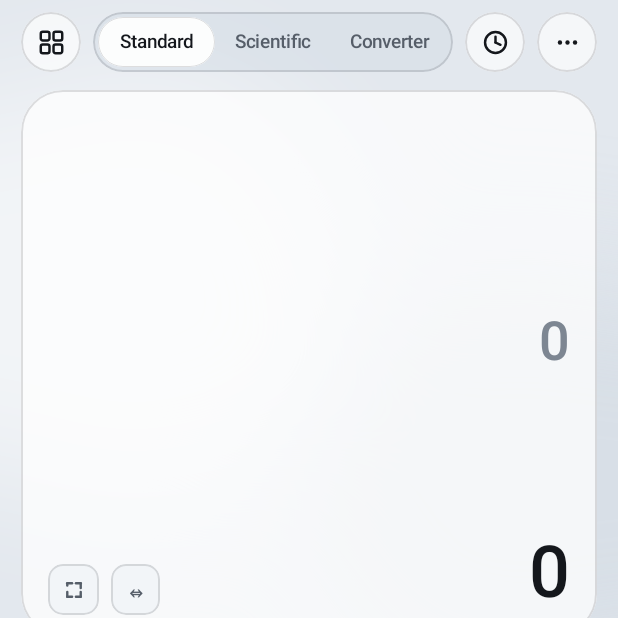
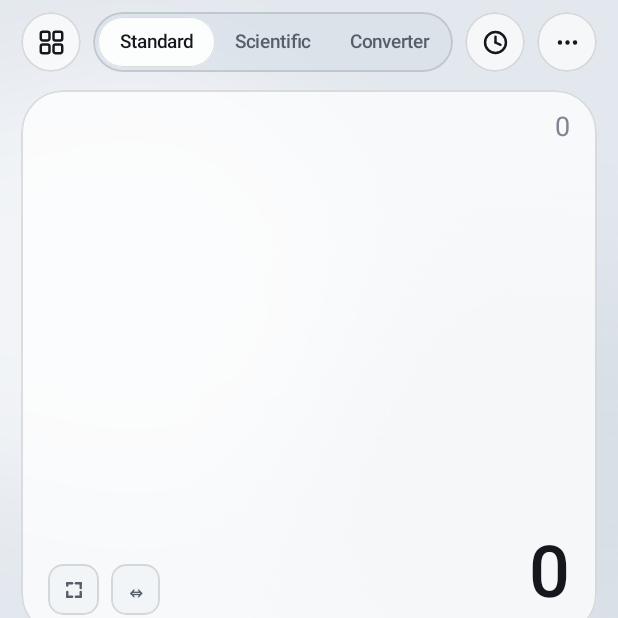
Before and after one commit to Shubham-Mohite7/eryx-calc, an Android app built with Jetpack Compose: the screen it shows after launch (MainActivity), on a phone screen of 412 x 824 dp, the top half of it. Run offline under Robolectric (Android 15) with nearby library versions, the phone set to English and light mode, and no system bars.

Commit message:
Revert "Enlarge typed expression typography and full-width display layout"
This reverts commit 71161d64b25673582898e2241e47f6e3a5b12703.

```diff
--- a/app/src/main/java/com/liquidglass/calculator/ui/screens/CalculatorScreen.kt
+++ b/app/src/main/java/com/liquidglass/calculator/ui/screens/CalculatorScreen.kt
@@ -479,9 +479,9 @@ private fun CalculatorDisplayCard(
                 .padding(horizontal = 18.dp, vertical = 14.dp),
             verticalArrangement = Arrangement.SpaceBetween
         ) {
-            // Top strip inside display: status badges + Undo/Redo (does not squeeze expression width)
+            // Top bar inside display: status badges + Undo/Redo + Editable Expression
             Row(
-                modifier = Modifier.fillMaxWidth().height(28.dp),
+                modifier = Modifier.fillMaxWidth(),
                 verticalAlignment = Alignment.CenterVertically,
                 horizontalArrangement = Arrangement.SpaceBetween
             ) {
@@ -544,33 +544,9 @@ private fun CalculatorDisplayCard(
                         }
                     }
                 }
-            }
 
-            // Full-width editable typed expression (large, crisp, auto-scaling)
-            val exprLen = calcState.expressionField.text.length
-            val isSci = settings.lastMode == CalculatorMode.SCIENTIFIC
-            val exprFontSize = when {
-                settings.expressionInMainDisplay -> when {
-                    exprLen <= 10 -> 40f
-                    exprLen <= 16 -> 32f
-                    else -> 25f
-                }
-                calcState.justEvaluated -> when {
-                    exprLen <= 16 -> 24f
-                    else -> 20f
-                }
-                isSci -> when {
-                    exprLen <= 12 -> 28f
-                    exprLen <= 20 -> 23f
-                    else -> 19f
-                }
-                else -> when {
-                    exprLen <= 10 -> 36f
-                    exprLen <= 16 -> 30f
-                    exprLen <= 24 -> 25f
-                    else -> 21f
-                }
-            }
+                // Editable expression field (suppresses soft IME keyboard so calculator keypad stays clean)
+                val exprFontSize = if (settings.expressionInMainDisplay) 26f else 18f
                 @Suppress("DEPRECATION")
                 CompositionLocalProvider(LocalTextInputService provides null) {
                     BasicTextField(
@@ -579,13 +555,15 @@ private fun CalculatorDisplayCard(
                         singleLine = true,
                         cursorBrush = SolidColor(p.accent),
                         textStyle = TextStyle(
-                        color = if (!calcState.justEvaluated || settings.expressionInMainDisplay) p.textPrimary else p.textSecondary,
+                            color = if (settings.expressionInMainDisplay) p.textPrimary else p.textSecondary,
                             fontSize = (exprFontSize * p.textScale).sp,
-                        fontWeight = if (!calcState.justEvaluated || settings.expressionInMainDisplay) FontWeight.SemiBold else FontWeight.Medium,
+                            fontWeight = if (settings.expressionInMainDisplay) FontWeight.SemiBold else FontWeight.Medium,
                             textAlign = TextAlign.End,
                             fontFeatureSettings = "tnum"
                         ),
-                    modifier = Modifier.fillMaxWidth(),
+                        modifier = Modifier
+                            .weight(1f)
+                            .padding(start = 10.dp),
                         decorationBox = { innerTextField ->
                             Box(contentAlignment = Alignment.CenterEnd) {
                                 if (calcState.expressionField.text.isEmpty()) {
@@ -594,7 +572,6 @@ private fun CalculatorDisplayCard(
                                         style = TextStyle(
                                             color = p.textMuted,
                                             fontSize = (exprFontSize * p.textScale).sp,
-                                        fontWeight = FontWeight.Medium,
                                             textAlign = TextAlign.End
                                         )
                                     )
@@ -603,6 +580,7 @@ private fun CalculatorDisplayCard(
                             }
                         }
                     )
+                }
             }
 
             // Bottom row inside display: [⛶] Expand/Graph + Reachability pill on left, large tabular Result on right
@@ -659,11 +637,6 @@ private fun CalculatorDisplayCard(
                 val len = displayString.length
                 val baseSize = when {
                     settings.expressionInMainDisplay -> 24f
-                    !calcState.justEvaluated && calcState.expressionField.text.isNotEmpty() -> when {
-                        len <= 9 -> 32f
-                        len <= 14 -> 26f
-                        else -> 22f
-                    }
                     len <= 7 -> 48f
                     len <= 10 -> 38f
                     len <= 14 -> 30f
@@ -686,11 +659,7 @@ private fun CalculatorDisplayCard(
                         maxLines = 1,
                         overflow = TextOverflow.Ellipsis,
                         style = TextStyle(
-                            color = when {
-                                calcState.errorMessage != null -> p.danger
-                                !calcState.justEvaluated && !settings.expressionInMainDisplay && calcState.expressionField.text.isNotEmpty() -> p.textSecondary
-                                else -> p.textPrimary
-                            },
+                            color = if (calcState.errorMessage != null) p.danger else p.textPrimary,
                             fontSize = (baseSize * p.textScale).sp,
                             fontWeight = FontWeight.SemiBold,
                             textAlign = TextAlign.End,
```
Also changed, not shown: 1 other file. Lines whose indentation alone changed are shown as unchanged.
